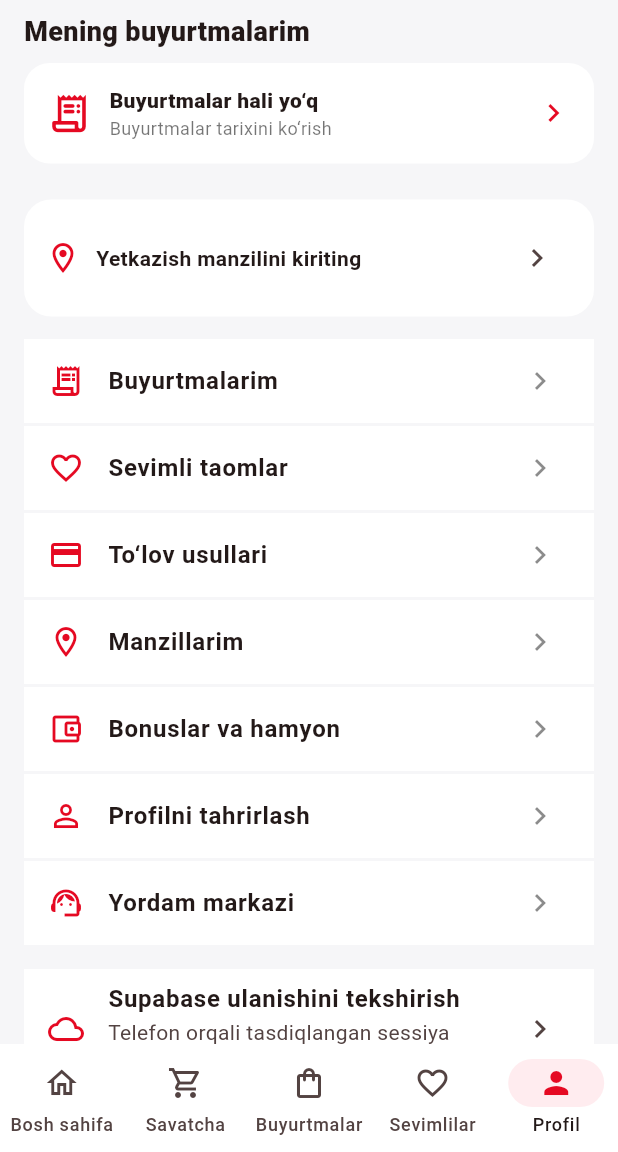
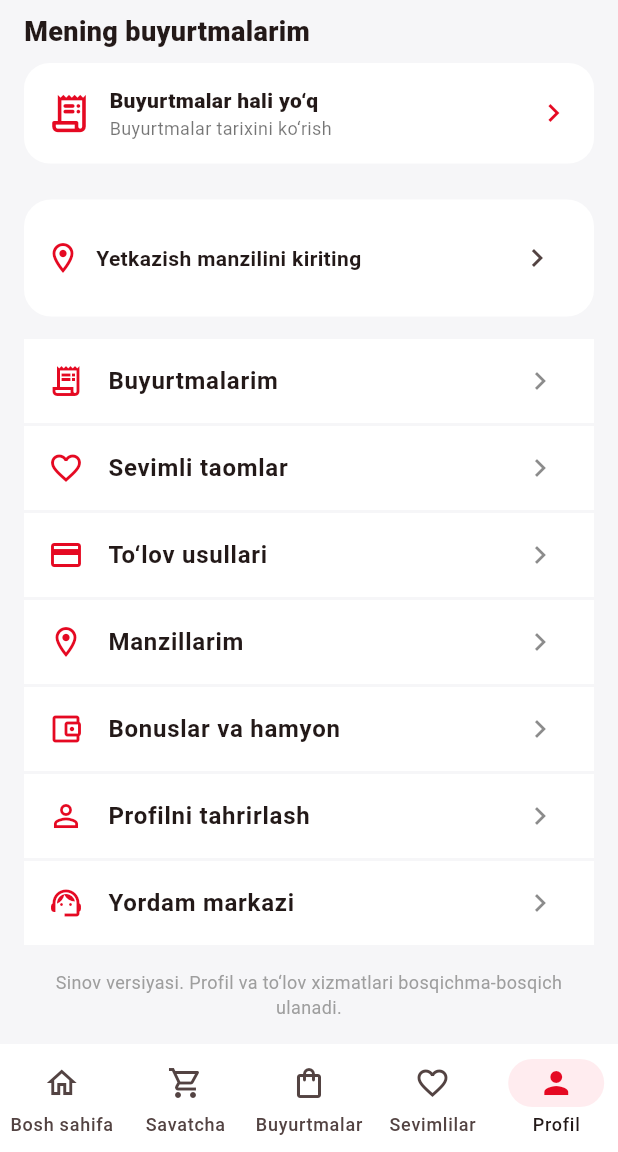
Before and after one commit to alikuryer2026-crypto/alikuryer, a Flutter app: the CustomerHome screen opened directly, item 5 of the bottom bar chosen, scrolled down 256 dp, on a phone screen of 412 x 824 dp, the part 84-1236 px from its top. Run offline on Flutter 3.47's test engine with Material 3 defaults, Android fonts, the phone set to English and light mode, and no system bars; our stand-ins replace shared_preferences, supabase_flutter; accounts and stored records are empty; network calls fail.

Commit message:
Make design preview launch offline; postpone Supabase initialization and backend diagnostics

```diff
--- a/flutter_customer/lib/main.dart
+++ b/flutter_customer/lib/main.dart
@@ -1,5 +1,4 @@
 import 'dart:convert';
-import 'ali_backend.dart';
 import 'package:flutter/material.dart';
 import 'onboarding.dart';
 import 'customer_screens.dart';
@@ -7,9 +6,8 @@ import 'reference_design.dart';
 import 'courier_illustration.dart';
 import 'package:shared_preferences/shared_preferences.dart';
 
-Future<void> main() async {
+void main() {
   WidgetsFlutterBinding.ensureInitialized();
-  await AliBackend.initialize();
   runApp(const AliKuryerApp());
 }
 
@@ -743,27 +741,6 @@ class _CustomerHomeState extends State<CustomerHome> {
             trailing: const Icon(Icons.chevron_right, color: Colors.black45),
             onTap: () => item.$3 == 'orders' ? go(2) : openExtra(item.$3))),
       const SizedBox(height: 14),
-      ListTile(
-        tileColor: Colors.white,
-        leading: const Icon(Icons.cloud_outlined, color: red),
-        title: const Text('Supabase ulanishini tekshirish',
-          style: TextStyle(fontWeight: FontWeight.w700)),
-        subtitle: Text(AliBackend.signedIn
-          ? 'Telefon orqali tasdiqlangan sessiya mavjud'
-          : 'Mehmon rejimi — serverga kirish tasdiqlanmagan'),
-        trailing: const Icon(Icons.chevron_right),
-        onTap: () async {
-          final result = await AliBackend.checkRestaurants();
-          if (!mounted) return;
-          showDialog<void>(context: context, builder: (ctx) => AlertDialog(
-            title: const Text('Supabase diagnostikasi'),
-            content: Text(result),
-            actions: [TextButton(onPressed: () => Navigator.pop(ctx),
-              child: const Text('Yopish'))],
-          ));
-        },
-      ),
-      const SizedBox(height: 14),
       const Text('Sinov versiyasi. Profil va to‘lov xizmatlari bosqichma-bosqich ulanadi.',
         textAlign: TextAlign.center, style: TextStyle(fontSize: 12, color: Colors.grey)),
     ])),
```
